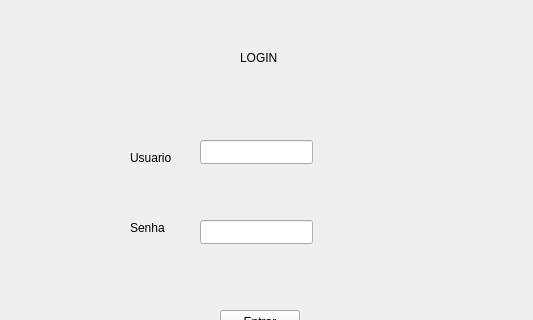
First picture: the form in mainwindow.ui, repository mllopes25/TelaDeLogin, before the edit; both pictures show x 0 to 533 and y 0 to 320 of the 533 by 600 pixel window.
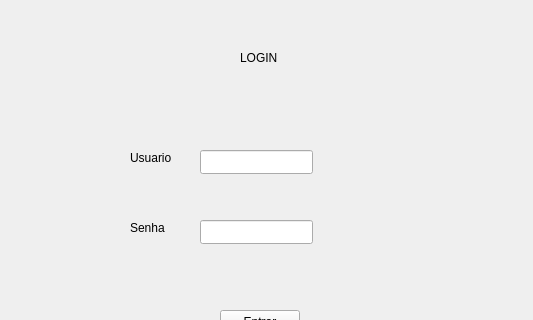
Second picture: the form after the edit.

Commit message: primeiro commit da second

Patch:
```diff
--- a/mainwindow.ui
+++ b/mainwindow.ui
@@ -57,7 +57,7 @@
     <property name="geometry">
      <rect>
       <x>200</x>
-      <y>140</y>
+      <y>150</y>
       <width>113</width>
       <height>24</height>
      </rect>
```
Left out of the diff: 3 changed lines with no effect on the pictures.
